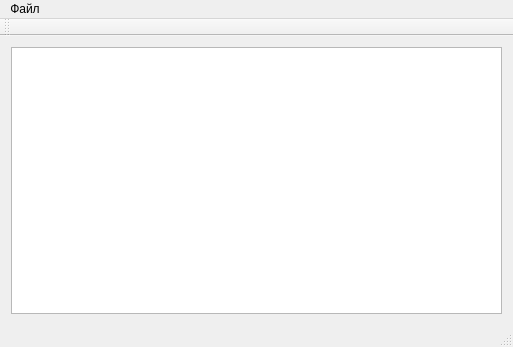
Before: the Qt Designer form source/MimicEditor/mainwindow.ui in aw3s0me/MimicEditor, drawn with Qt 5.
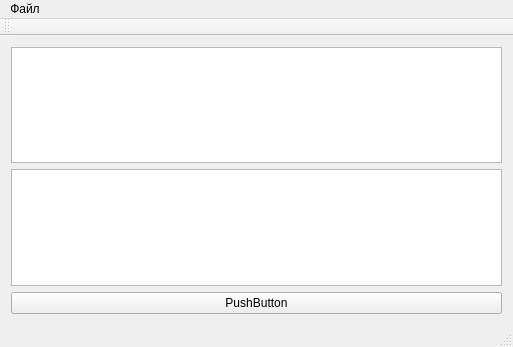
After: the same form once the commit is applied.

Commit message: added messageBox, tiny button, texteditor

```diff
--- a/source/MimicEditor/mainwindow.ui
+++ b/source/MimicEditor/mainwindow.ui
@@ -18,6 +18,16 @@
     <item>
      <widget class="QGraphicsView" name="graphicsView"/>
     </item>
+    <item>
+     <widget class="QTextEdit" name="textEdit"/>
+    </item>
+    <item>
+     <widget class="QPushButton" name="pushButton">
+      <property name="text">
+       <string>PushButton</string>
+      </property>
+     </widget>
+    </item>
    </layout>
   </widget>
   <widget class="QMenuBar" name="menuBar">
```
The commit also changes 16 other files.
